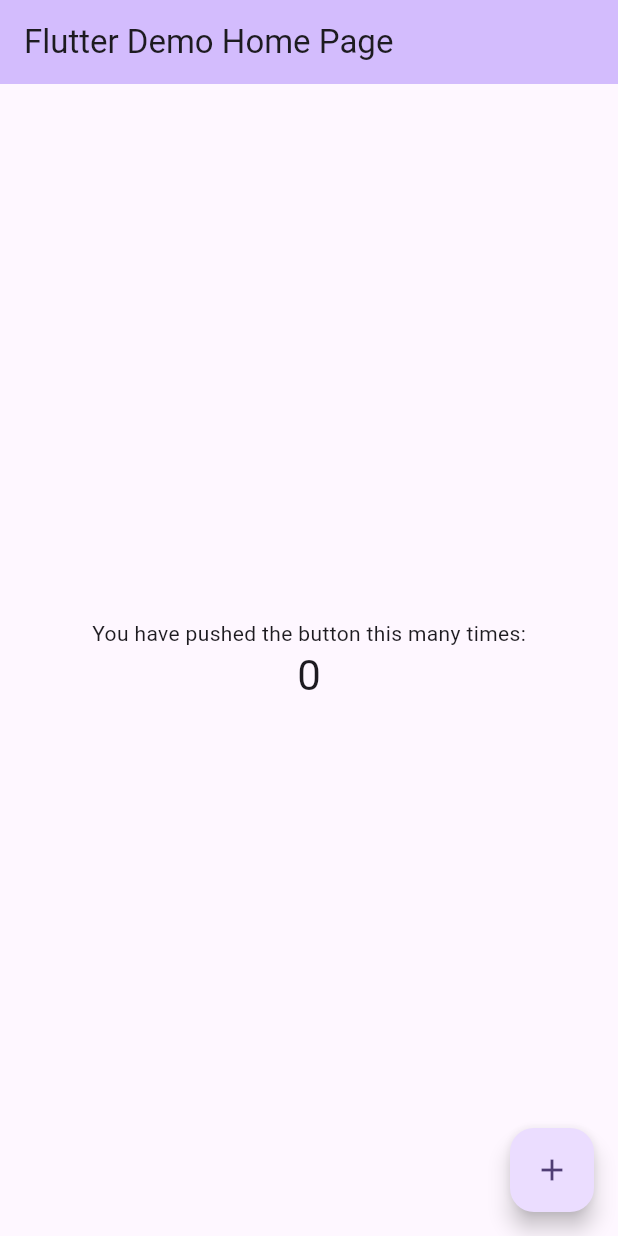
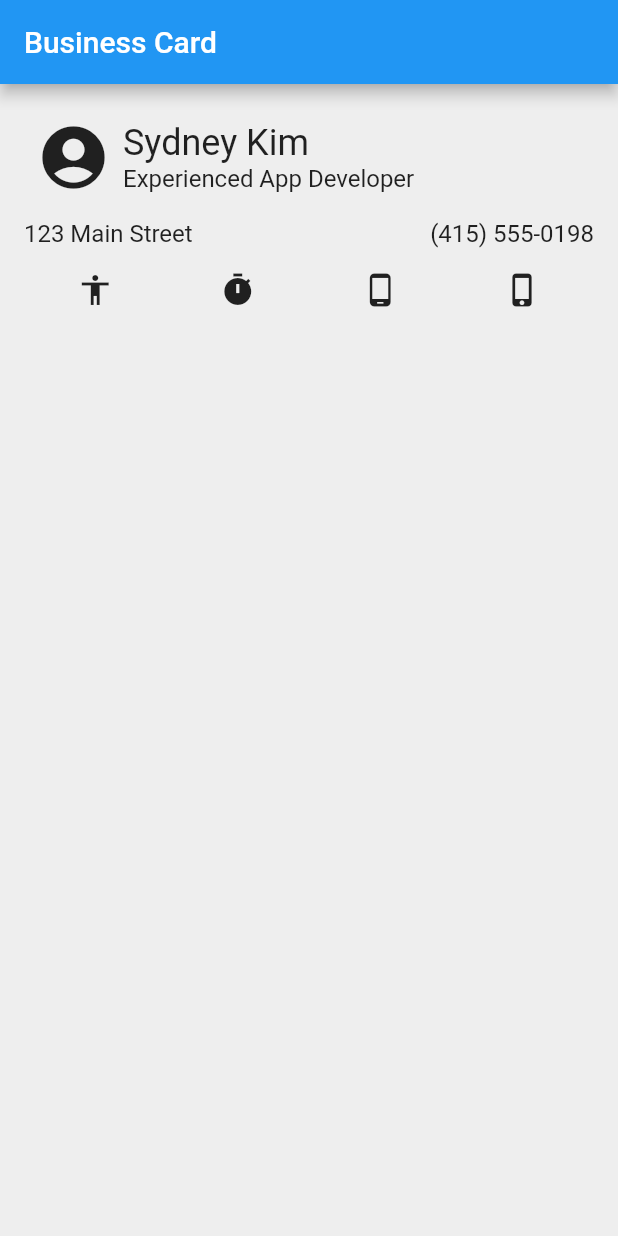
Before and after one commit to kimsyd/flutter_business_card, a Flutter app: the screen it shows after launch, on a phone screen of 412 x 824 dp. Run offline on Flutter 3.47's test engine with Material 2 defaults, Android fonts, the phone set to English and light mode, and no system bars.

Commit message:
update main

```diff
--- a/flutter_business_card/lib/main.dart
+++ b/flutter_business_card/lib/main.dart
@@ -1,125 +1,84 @@
 import 'package:flutter/material.dart';
 
 void main() {
-  runApp(const MyApp());
+  runApp(myApp());
 }
 
-class MyApp extends StatelessWidget {
-  const MyApp({super.key});
-
-  // This widget is the root of your application.
+class MyWidget extends StatelessWidget {
   @override
   Widget build(BuildContext context) {
-    return MaterialApp(
-      title: 'Flutter Demo',
-      theme: ThemeData(
-        // This is the theme of your application.
-        //
-        // TRY THIS: Try running your application with "flutter run". You'll see
-        // the application has a blue toolbar. Then, without quitting the app,
-        // try changing the seedColor in the colorScheme below to Colors.green
-        // and then invoke "hot reload" (save your changes or press the "hot
-        // reload" button in a Flutter-supported IDE, or press "r" if you used
-        // the command line to start the app).
-        //
-        // Notice that the counter didn't reset back to zero; the application
-        // state is not lost during the reload. To reset the state, use hot
-        // restart instead.
-        //
-        // This works for code too, not just values: Most code changes can be
-        // tested with just a hot reload.
-        colorScheme: ColorScheme.fromSeed(seedColor: Colors.deepPurple),
-        useMaterial3: true,
-      ),
-      home: const MyHomePage(title: 'Flutter Demo Home Page'),
+    return Column(
+      mainAxisSize: MainAxisSize.min,
+      crossAxisAlignment: CrossAxisAlignment.stretch,
+      children: [
+        Row(
+          children: [
+            const Padding(
+              padding: EdgeInsets.all(8.0),
+              child: Icon(Icons.account_circle, size: 50),
+            ),
+            Column(
+              crossAxisAlignment: CrossAxisAlignment.start,
+              mainAxisSize: MainAxisSize.min,
+              children: [
+                Text(
+                  'Sydney Kim',
+                  style: Theme.of(context).textTheme.headlineSmall,
+                ),
+                const Text('Experienced App Developer'),
+              ],
+            ),
+          ],
+        ),
+        const SizedBox(height: 8),
+        const Row(
+          mainAxisAlignment: MainAxisAlignment.spaceBetween,
+          children: [
+            Text(
+              '123 Main Street',
+            ),
+            Text(
+              '(415) 555-0198',
+            ),
+          ],
+        ),
+        const SizedBox(height: 16),
+        const Row(
+          mainAxisAlignment: MainAxisAlignment.spaceAround,
+          children: [
+            Icon(Icons.accessibility),
+            Icon(Icons.timer),
+            Icon(Icons.phone_android),
+            Icon(Icons.phone_iphone),
+          ],
+        ),
+      ],
     );
   }
 }
 
-class MyHomePage extends StatefulWidget {
-  const MyHomePage({super.key, required this.title});
 
-  // This widget is the home page of your application. It is stateful, meaning
-  // that it has a State object (defined below) that contains fields that affect
-  // how it looks.
-
-  // This class is the configuration for the state. It holds the values (in this
-  // case the title) provided by the parent (in this case the App widget) and
-  // used by the build method of the State. Fields in a Widget subclass are
-  // always marked "final".
-
-  final String title;
-
-  @override
-  State<MyHomePage> createState() => _MyHomePageState();
-}
-
-class _MyHomePageState extends State<MyHomePage> {
-  int _counter = 0;
-
-  void _incrementCounter() {
-    setState(() {
-      // This call to setState tells the Flutter framework that something has
-      // changed in this State, which causes it to rerun the build method below
-      // so that the display can reflect the updated values. If we changed
-      // _counter without calling setState(), then the build method would not be
-      // called again, and so nothing would appear to happen.
-      _counter++;
-    });
-  }
-
+class myApp extends StatelessWidget {
   @override
   Widget build(BuildContext context) {
-    // This method is rerun every time setState is called, for instance as done
-    // by the _incrementCounter method above.
-    //
-    // The Flutter framework has been optimized to make rerunning build methods
-    // fast, so that you can just rebuild anything that needs updating rather
-    // than having to individually change instances of widgets.
-    return Scaffold(
-      appBar: AppBar(
-        // TRY THIS: Try changing the color here to a specific color (to
-        // Colors.amber, perhaps?) and trigger a hot reload to see the AppBar
-        // change color while the other colors stay the same.
-        backgroundColor: Theme.of(context).colorScheme.inversePrimary,
-        // Here we take the value from the MyHomePage object that was created by
-        // the App.build method, and use it to set our appbar title.
-        title: Text(widget.title),
-      ),
-      body: Center(
-        // Center is a layout widget. It takes a single child and positions it
-        // in the middle of the parent.
-        child: Column(
-          // Column is also a layout widget. It takes a list of children and
-          // arranges them vertically. By default, it sizes itself to fit its
-          // children horizontally, and tries to be as tall as its parent.
-          //
-          // Column has various properties to control how it sizes itself and
-          // how it positions its children. Here we use mainAxisAlignment to
-          // center the children vertically; the main axis here is the vertical
-          // axis because Columns are vertical (the cross axis would be
-          // horizontal).
-          //
-          // TRY THIS: Invoke "debug painting" (choose the "Toggle Debug Paint"
-          // action in the IDE, or press "p" in the console), to see the
-          // wireframe for each widget.
-          mainAxisAlignment: MainAxisAlignment.center,
-          children: <Widget>[
-            const Text(
-              'You have pushed the button this many times:',
-            ),
-            Text(
-              '$_counter',
-              style: Theme.of(context).textTheme.headlineMedium,
-            ),
-          ],
+    return MaterialApp(
+      theme: ThemeData(
+        scaffoldBackgroundColor: const Color(0xffeeeeee),
+        textTheme: const TextTheme(
+          bodyMedium: TextStyle(
+            fontSize: 16,
+          ),
         ),
       ),
-      floatingActionButton: FloatingActionButton(
-        onPressed: _incrementCounter,
-        tooltip: 'Increment',
-        child: const Icon(Icons.add),
-      ), // This trailing comma makes auto-formatting nicer for build methods.
+      home: Scaffold(
+        appBar: AppBar(
+          title: const Text('Business Card'),
+        ),
+        body: Padding(
+          padding: const EdgeInsets.all(16),
+          child: MyWidget(),
+        ),
+      ),
     );
   }
 }
```
Also changed, not shown: 1 other file.
